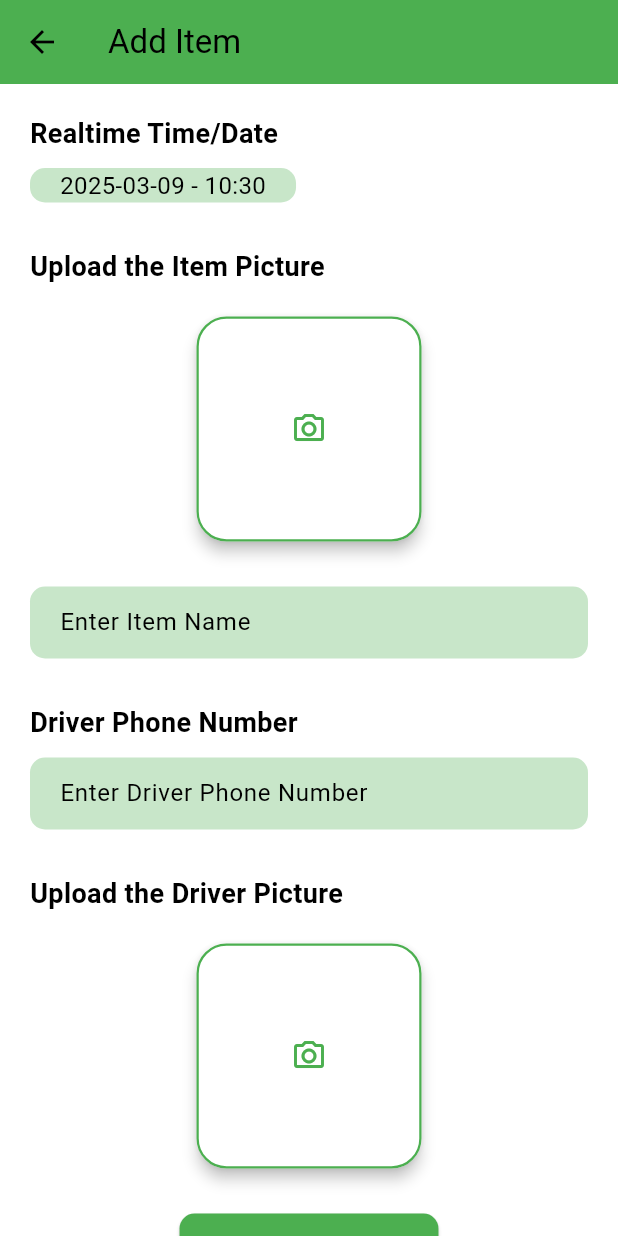
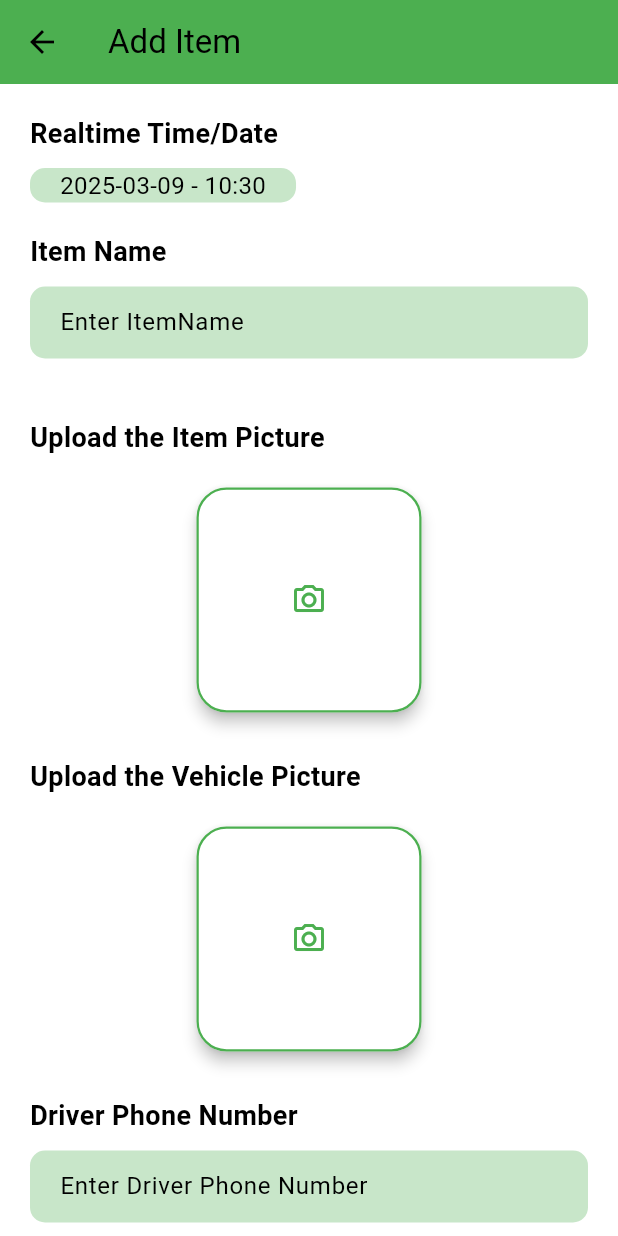
Before and after one commit to scrapuncle-tech/scrapuncle_warehouse_app, a Flutter app: the PickupPage screen opened directly, after a tap on "Add Details", on a phone screen of 412 x 824 dp. Run offline on Flutter 3.47's test engine with Material 3 defaults, Android fonts, the phone set to English and light mode, and no system bars; our stand-ins replace cloud_firestore, firebase_auth, firebase_core, firebase_database, firebase_storage, image_picker and 2 more; accounts and stored records are empty.

Commit message:
Add items in whitems collections successfully working

```diff
--- a/lib/pages/add_item.dart
+++ b/lib/pages/add_item.dart
@@ -22,10 +22,12 @@ class AddItem extends StatefulWidget {
 
 class _AddItemState extends State<AddItem> {
   TextEditingController driverPhoneNumberController = TextEditingController();
+  TextEditingController itemNameController = TextEditingController();
   final ImagePicker _picker = ImagePicker();
-  TextEditingController itemNameController = TextEditingController();
   File? selectedItemImage;
   File? selectedDriverImage;
+  File? selectedVehicleImage;
+
   String? userId;
   String currentTime = "";
   bool _isLoading = false;
@@ -84,20 +86,32 @@ class _AddItemState extends State<AddItem> {
     }
   }
 
+  Future<void> getVehicleImage() async {
+    final XFile? image = await _picker.pickImage(
+        source: ImageSource.camera); // Changed to Camera
+    if (image != null) {
+      selectedVehicleImage = File(image.path);
+      setState(() {});
+    }
+  }
+
   @override
   void dispose() {
     driverPhoneNumberController.dispose();
+    itemNameController.dispose();
     super.dispose();
   }
 
   Future<void> uploadItem() async {
     if (selectedItemImage != null &&
         driverPhoneNumberController.text.isNotEmpty &&
+        itemNameController.text.isNotEmpty &&
         userId != null) {
       String addId = randomAlphaNumeric(10);
 
       String itemFileName = '$userId/$addId/itemImage';
       String driverFileName = '$userId/$addId/driverImage';
+      String vehicleFileName = '$userId/$addId/vehicleImage';
 
       Reference itemFirebaseStorageRef = FirebaseStorage.instance
           .ref()
@@ -107,9 +121,14 @@ class _AddItemState extends State<AddItem> {
           .ref()
           .child("driverImages")
           .child(driverFileName);
+      Reference vehicleFirebaseStorageRef = FirebaseStorage.instance
+          .ref()
+          .child("vehicleImages")
+          .child(vehicleFileName);
 
       String itemDownloadUrl = "";
       String driverDownloadUrl = "";
+      String vehicleDownloadUrl = "";
 
       try {
         await itemFirebaseStorageRef.putFile(selectedItemImage!);
@@ -119,15 +138,21 @@ class _AddItemState extends State<AddItem> {
           await driverFirebaseStorageRef.putFile(selectedDriverImage!);
           driverDownloadUrl = await driverFirebaseStorageRef.getDownloadURL();
         }
+        if (selectedVehicleImage != null) {
+          await vehicleFirebaseStorageRef.putFile(selectedVehicleImage!);
+          vehicleDownloadUrl = await vehicleFirebaseStorageRef.getDownloadURL();
+        }
 
         Map<String, dynamic> whitems = {
           "ItemImage": itemDownloadUrl,
           "ItemName": itemNameController.text,
           "DriverPhoneNumber": driverPhoneNumberController.text,
           "DriverImage": driverDownloadUrl,
+          "VehicleImage": vehicleDownloadUrl,
           "userId": userId,
           "whitemId": addId,
           "DateTime": currentTime,
+          "test": "Testing to make sure it pushed in Firebase"
         };
 
         // Add whitems to firestore
@@ -136,6 +161,7 @@ class _AddItemState extends State<AddItem> {
             .collection('whitems')
             .doc(addId)
             .set(whitems);
+        print("Item data added successfully to Firestore");
 
         if (mounted) {
           ScaffoldMessenger.of(context).showSnackBar(const SnackBar(
@@ -212,6 +238,30 @@ class _AddItemState extends State<AddItem> {
                         style: const TextStyle(fontSize: 16),
                       ),
                     ),
+                    const SizedBox(height: 20.0),
+                    const Text(
+                      "Item Name",
+                      style: TextStyle(
+                        fontSize: 18,
+                        fontWeight: FontWeight.bold,
+                      ),
+                    ),
+                    const SizedBox(height: 10.0),
+                    Container(
+                      padding: const EdgeInsets.symmetric(horizontal: 20.0),
+                      decoration: BoxDecoration(
+                        color: Colors.green[100],
+                        borderRadius: BorderRadius.circular(10),
+                      ),
+                      child: TextField(
+                        controller: itemNameController,
+                        decoration: const InputDecoration(
+                          border: InputBorder.none,
+                          hintText: "Enter ItemName",
+                        ),
+                      ),
+                    ),
+                    const SizedBox(height: 10.0),
                     const SizedBox(height: 30.0),
                     const Text(
                       "Upload the Item Picture",
@@ -254,17 +304,43 @@ class _AddItemState extends State<AddItem> {
                       ),
                     ),
                     const SizedBox(height: 30.0),
-                    Container(
-                      padding: const EdgeInsets.symmetric(horizontal: 20.0),
-                      decoration: BoxDecoration(
-                        color: Colors.green[100],
-                        borderRadius: BorderRadius.circular(10),
+                    const Text(
+                      "Upload the Vehicle Picture",
+                      style: TextStyle(
+                        fontSize: 18,
+                        fontWeight: FontWeight.bold,
                       ),
-                      child: TextField(
-                        controller: itemNameController,
-                        decoration: const InputDecoration(
-                          border: InputBorder.none,
-                          hintText: "Enter Item Name",
+                    ),
+                    const SizedBox(height: 20.0),
+                    GestureDetector(
+                      onTap: () {
+                        getVehicleImage();
+                      },
+                      child: Center(
+                        child: Material(
+                          elevation: 4.0,
+                          borderRadius: BorderRadius.circular(20),
+                          child: Container(
+                            width: 150,
+                            height: 150,
+                            decoration: BoxDecoration(
+                              border:
+                                  Border.all(color: Colors.green, width: 1.5),
+                              borderRadius: BorderRadius.circular(20),
+                            ),
+                            child: selectedVehicleImage == null
+                                ? const Icon(
+                                    Icons.camera_alt_outlined,
+                                    color: Colors.green,
+                                  )
+                                : ClipRRect(
+                                    borderRadius: BorderRadius.circular(20),
+                                    child: Image.file(
+                                      selectedVehicleImage!,
+                                      fit: BoxFit.cover,
+                                    ),
+                                  ),
+                          ),
                         ),
                       ),
                     ),
--- a/lib/pages/pickup.dart
+++ b/lib/pages/pickup.dart
@@ -58,17 +58,19 @@ class _PickupPageState extends State<PickupPage> {
       return;
     }
 
-    // Get the current supervisor Firebase Auth UID and supervisorId
+    // Get the current supervisor Firebase Auth UID and supervisorPhone
     String? supervisorUid = await SharedPreferenceHelper().getUserId();
-    String? supervisorId = await SharedPreferenceHelper().getSupervisorId();
+    String? supervisorPhone =
+        await SharedPreferenceHelper().getUserPhoneNumber();
 
     if (supervisorUid == null ||
         supervisorUid.isEmpty ||
-        supervisorId == null ||
-        supervisorId.isEmpty) {
+        supervisorPhone == null ||
+        supervisorPhone.isEmpty) {
       ScaffoldMessenger.of(context).showSnackBar(
         const SnackBar(
-            content: Text("Supervisor ID not found. Please login again.")),
+            content:
+                Text("Supervisor Phone Number not found. Please login again.")),
       );
       return;
     }
@@ -80,9 +82,9 @@ class _PickupPageState extends State<PickupPage> {
     //add items selected
     for (int i = 0; i < products.length; i++) {
       if (products[i]['isCollected']) {
-        //Add the supervisorId to track down supervisor
+        //Add the supervisorPhone to track down supervisor
 
-        products[i]['supervisorId'] = supervisorId;
+        products[i]['supervisorPhoneNumber'] = supervisorPhone;
 
         // Add this product details to the whpickup collection
         await whpickupCollection.add(products[i]);
@@ -99,9 +101,20 @@ class _PickupPageState extends State<PickupPage> {
   Widget build(BuildContext context) {
     return Scaffold(
       appBar: AppBar(
-        title: const Text("Process Pickup"),
-        backgroundColor: Colors.green,
-      ),
+          title: const Text("Process Pickup"),
+          backgroundColor: Colors.green,
+          actions:
+              //Add the superivosrPhone to show in the UI
+
+              [
+            Padding(
+              padding: const EdgeInsets.all(8.0),
+              child: Text(
+                "The phone number: ${phoneController.text}",
+                style: const TextStyle(fontWeight: FontWeight.bold),
+              ),
+            ),
+          ]),
       body: SingleChildScrollView(
         padding: const EdgeInsets.all(20.0),
         child: Column(
```
